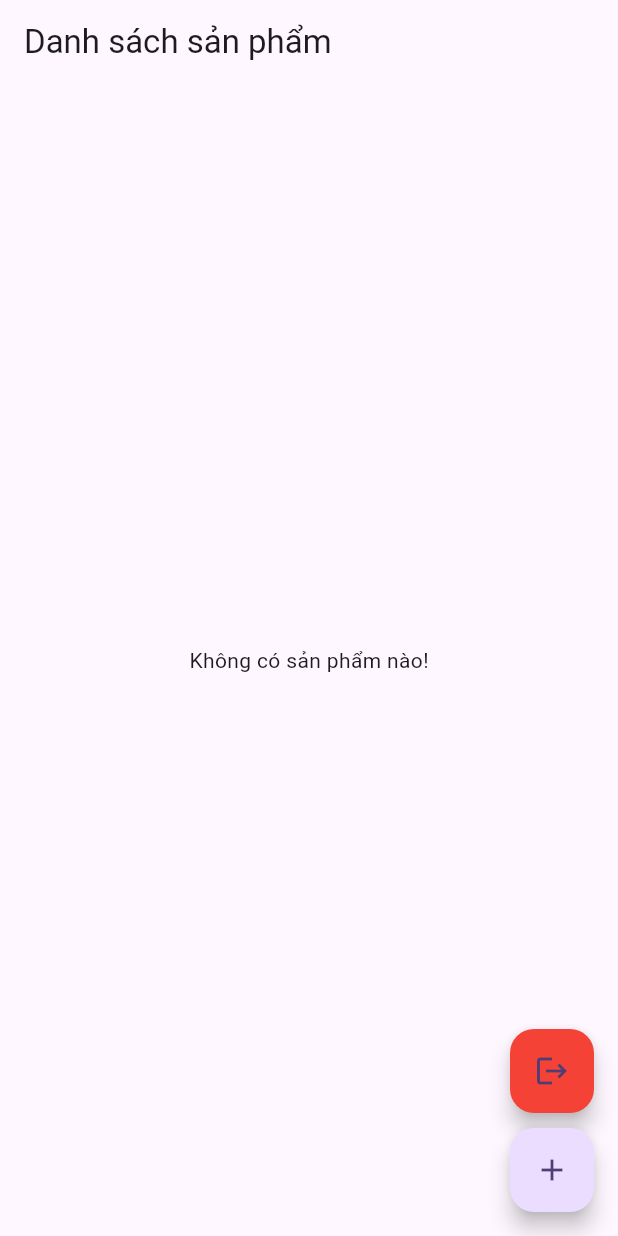
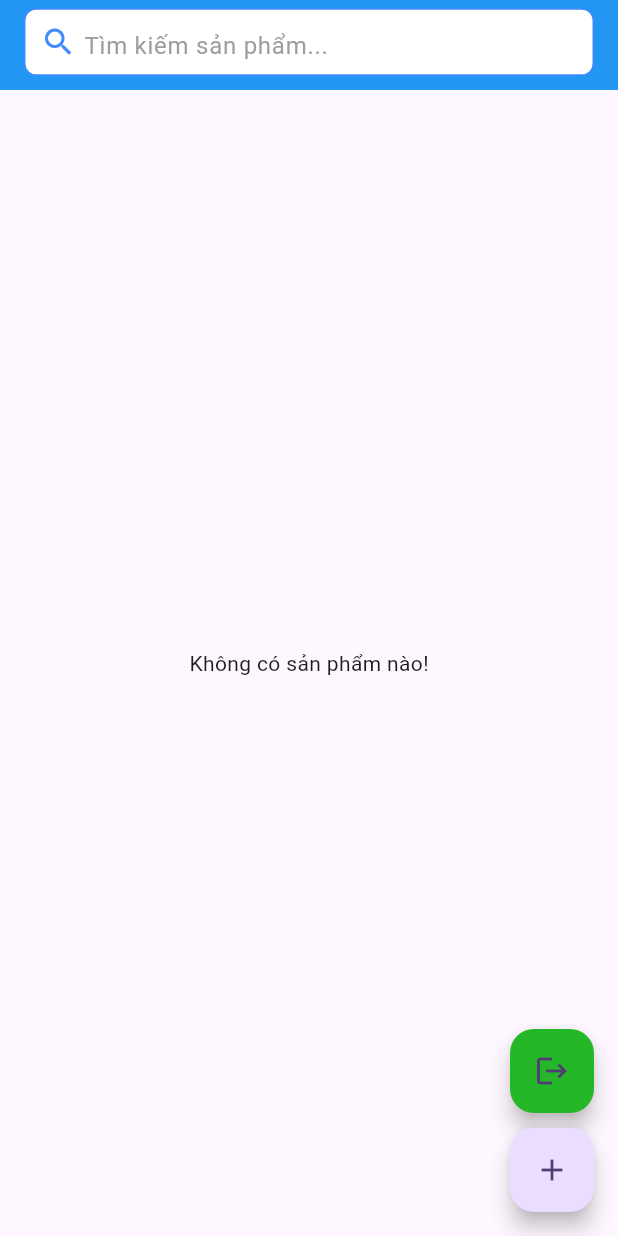
Before and after one commit to ngobakha204/baitapgiuaky, a Flutter app: the ProductScreen screen opened directly, on a phone screen of 412 x 824 dp. Run offline on Flutter 3.47's test engine with Material 3 defaults, Android fonts, the phone set to English and light mode, and no system bars; our stand-ins replace cloud_firestore, firebase_auth, firebase_core; accounts and stored records are empty.

Commit message:
updated code

```diff
--- a/lib/screens/product_screen.dart
+++ b/lib/screens/product_screen.dart
@@ -5,28 +5,56 @@ import '../services/auth_service.dart';
 import 'product_form_screen.dart';
 import 'login_screen.dart';
 
-class ProductScreen extends StatelessWidget {
+class ProductScreen extends StatefulWidget {
+  @override
+  _ProductScreenState createState() => _ProductScreenState();
+}
+
+class _ProductScreenState extends State<ProductScreen> {
   final ProductService _productService = ProductService();
   final AuthService _authService = AuthService();
+  String _searchQuery = ""; // Biến để lưu từ khóa tìm kiếm
 
   @override
   Widget build(BuildContext context) {
     return Scaffold(
-      appBar: AppBar(
-        title: Text("Danh sách sản phẩm"),
-        // actions: [
-        //   IconButton(
-        //     icon: Icon(Icons.logout, color: Colors.red),
-        //     onPressed: () async {
-        //       await _authService.signOut();
-        //       Navigator.pushReplacement(
-        //         context,
-        //         MaterialPageRoute(builder: (context) => LoginScreen()),
-        //       );
-        //     },
-        //   ),
-        // ],
+appBar: PreferredSize(
+  preferredSize: Size.fromHeight(60),
+  child: AppBar(
+    backgroundColor: Colors.blue, // Giữ màu AppBar rõ ràng
+    title: Container(
+      height: 45,
+      padding: EdgeInsets.symmetric(horizontal: 10),
+      decoration: BoxDecoration(
+        color: Colors.white, // Nền trắng để làm nổi bật
+        borderRadius: BorderRadius.circular(8),
+        border: Border.all(color: Colors.blueAccent, width: 1), // Viền xanh
       ),
+      child: Row(
+        children: [
+          Icon(Icons.search, color: Colors.blueAccent), // Biểu tượng kính lúp
+          SizedBox(width: 5), // Khoảng cách giữa icon và TextField
+          Expanded(
+            child: TextField(
+              decoration: InputDecoration(
+                hintText: "Tìm kiếm sản phẩm...",
+                hintStyle: TextStyle(color: Colors.grey, fontSize: 16), // Chữ gợi ý rõ ràng hơn
+                border: InputBorder.none,
+              ),
+              style: TextStyle(color: Colors.black, fontSize: 18), // Chữ rõ hơn
+              onChanged: (value) {
+                setState(() {
+                  _searchQuery = value.toLowerCase();
+                });
+              },
+            ),
+          ),
+        ],
+      ),
+    ),
+  ),
+),
+
       body: StreamBuilder<List<Product>>(
         stream: _productService.getProducts(),
         builder: (context, snapshot) {
@@ -36,11 +64,17 @@ class ProductScreen extends StatelessWidget {
           if (!snapshot.hasData || snapshot.data!.isEmpty) {
             return Center(child: Text("Không có sản phẩm nào!"));
           }
-          final products = snapshot.data!;
+
+          // Lọc danh sách sản phẩm theo từ khóa tìm kiếm
+          final filteredProducts = snapshot.data!
+              .where((product) =>
+                  product.tenSanPham.toLowerCase().contains(_searchQuery))
+              .toList();
+
           return ListView.builder(
-            itemCount: products.length,
+            itemCount: filteredProducts.length,
             itemBuilder: (context, index) {
-              final product = products[index];
+              final product = filteredProducts[index];
               return Card(
                 elevation: 4,
                 margin: EdgeInsets.symmetric(vertical: 8, horizontal: 12),
@@ -100,7 +134,7 @@ class ProductScreen extends StatelessWidget {
         children: [
           FloatingActionButton(
             heroTag: "btn_logout",
-            backgroundColor: Colors.red,
+            backgroundColor: const Color.fromARGB(255, 36, 184, 41),
             child: Icon(Icons.logout),
             onPressed: () async {
               await _authService.signOut();
@@ -110,7 +144,7 @@ class ProductScreen extends StatelessWidget {
               );
             },
           ),
-          SizedBox(height: 10), // Khoảng cách giữa hai nút
+          SizedBox(height: 10),
           FloatingActionButton(
             heroTag: "btn_add",
             child: Icon(Icons.add),
```
